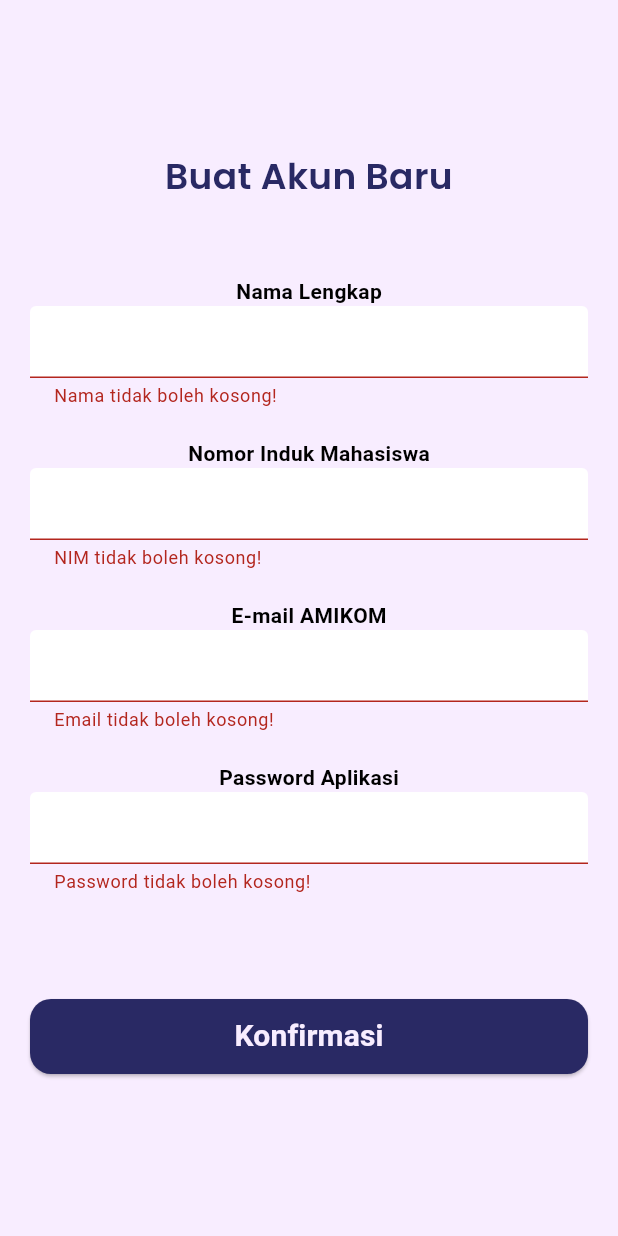
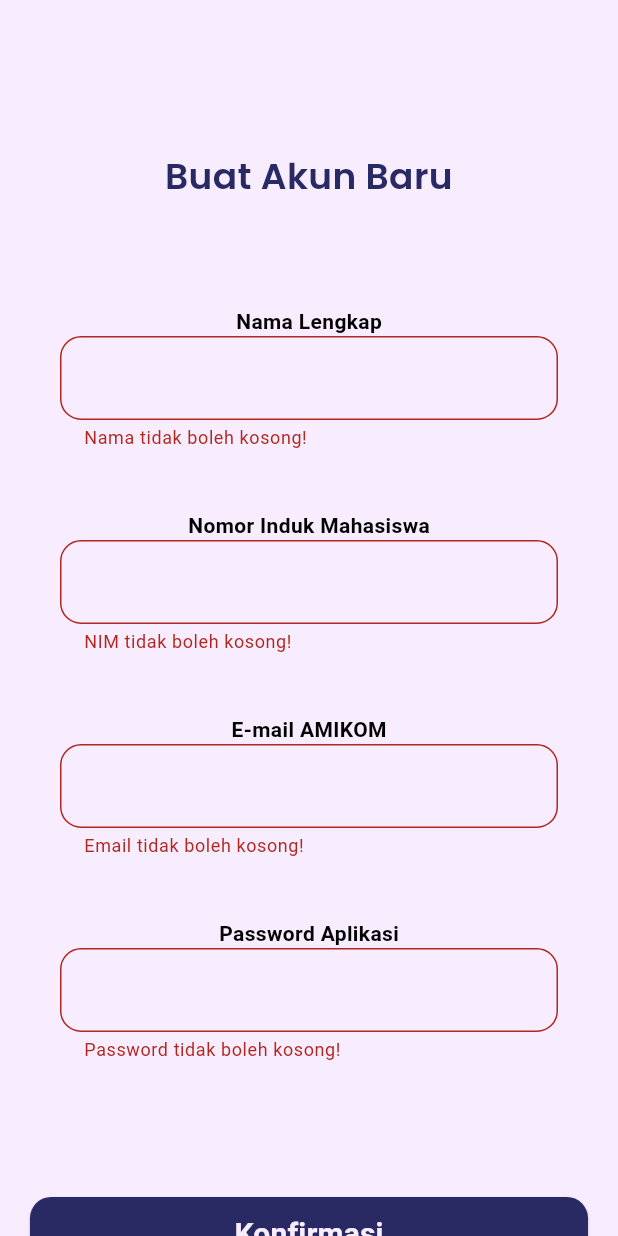
Before and after one commit to NFLSTY/LibraryPlus, a Flutter app: the CreateAcc screen opened directly, after a tap on "Konfirmasi", on a phone screen of 412 x 824 dp. Run offline on Flutter 3.47's test engine with Material 3 defaults, Android fonts, the phone set to English and light mode, and no system bars; our stand-ins replace google_fonts.

Commit message:
fix sign up

```diff
--- a/libraryplus/lib/pages/login_page/create_acc.dart
+++ b/libraryplus/lib/pages/login_page/create_acc.dart
@@ -32,16 +32,17 @@ class _CreateAccState extends State<CreateAcc> {
             ),
           ),
           SizedBox(
-            height: 50,
+            height: 70,
           ),
-          Form(
+          Padding(
+            padding: EdgeInsets.symmetric(horizontal: 20),
+            child: Form(
               key: _formState,
               child: Column(
                 children: [
                   //Input Name
                   const Text(
                     'Nama Lengkap',
-                  textAlign: TextAlign.left,
                     style: TextStyle(
                       color: Colors.black,
                       fontStyle: FontStyle.normal,
@@ -51,20 +52,18 @@ class _CreateAccState extends State<CreateAcc> {
                   TextFormField(
                     controller: _nameController,
                     validator: (value) {
-                    if (value == '') {
+                      if (value == value!.split("").join("")) {
                         return "Nama tidak boleh kosong!";
                       }
                     },
                     decoration: InputDecoration(
-                    enabledBorder: OutlineInputBorder(
+                      border: OutlineInputBorder(
                           borderRadius: BorderRadius.circular(14),
                           borderSide: BorderSide(color: Colors.white)),
-                    filled: true,
-                    fillColor: Colors.white,
                     ),
                   ),
                   SizedBox(
-                  height: 20,
+                    height: 40,
                   ),
                   //Input NIM
                   const Text(
@@ -78,20 +77,18 @@ class _CreateAccState extends State<CreateAcc> {
                   TextFormField(
                     controller: _nimController,
                     validator: (value) {
-                    if (value == '') {
+                      if (value == value!.split("").join("")) {
                         return "NIM tidak boleh kosong!";
                       }
                     },
                     decoration: InputDecoration(
-                    enabledBorder: OutlineInputBorder(
+                      border: OutlineInputBorder(
                           borderRadius: BorderRadius.circular(14),
                           borderSide: BorderSide(color: Colors.white)),
-                    filled: true,
-                    fillColor: Colors.white,
                     ),
                   ),
                   SizedBox(
-                  height: 20,
+                    height: 40,
                   ),
                   //Input AMIKOM E-mail
                   const Text(
@@ -105,20 +102,18 @@ class _CreateAccState extends State<CreateAcc> {
                   TextFormField(
                     controller: _emailController,
                     validator: (value) {
-                    if (value == '') {
+                      if (value == value!.split("").join("")) {
                         return "Email tidak boleh kosong!";
                       }
                     },
                     decoration: InputDecoration(
-                    enabledBorder: OutlineInputBorder(
+                      border: OutlineInputBorder(
                           borderRadius: BorderRadius.circular(14),
                           borderSide: BorderSide(color: Colors.white)),
-                    filled: true,
-                    fillColor: Colors.white,
                     ),
                   ),
                   SizedBox(
-                  height: 20,
+                    height: 40,
                   ),
                   //Input App Password
                   const Text(
@@ -132,23 +127,22 @@ class _CreateAccState extends State<CreateAcc> {
                   TextFormField(
                     controller: _passwordController,
                     validator: (value) {
-                    if (value == '') {
+                      if (value == value!.split("").join("")) {
                         return "Password tidak boleh kosong!";
                       }
                     },
                     decoration: InputDecoration(
-                    enabledBorder: OutlineInputBorder(
+                      border: OutlineInputBorder(
                           borderRadius: BorderRadius.circular(14),
                           borderSide: BorderSide(color: Colors.white)),
-                    filled: true,
-                    fillColor: Colors.white,
                     ),
                   ),
                 ],
               )
             ),
+          ),
           SizedBox(
-            height: 70,
+            height: 90,
           ),
           ElevatedButton(
             onPressed: () {
--- a/libraryplus/lib/pages/profile_page/settings.dart
+++ b/libraryplus/lib/pages/profile_page/settings.dart
@@ -11,6 +11,8 @@ class Settings extends StatefulWidget {
 class _SettingsState extends State<Settings> {
   @override
   Widget build(BuildContext context) {
-    return Scaffold();
+    return Scaffold(
+
+    );
   }
 }
```
Lines whose indentation alone changed are shown as unchanged.
